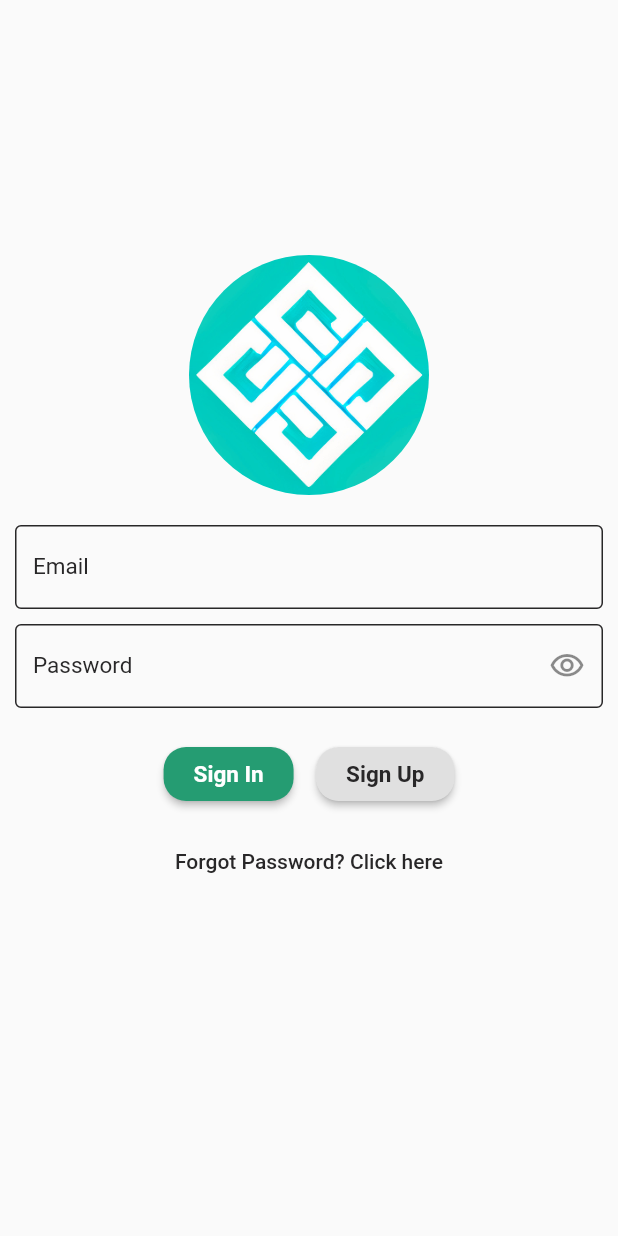
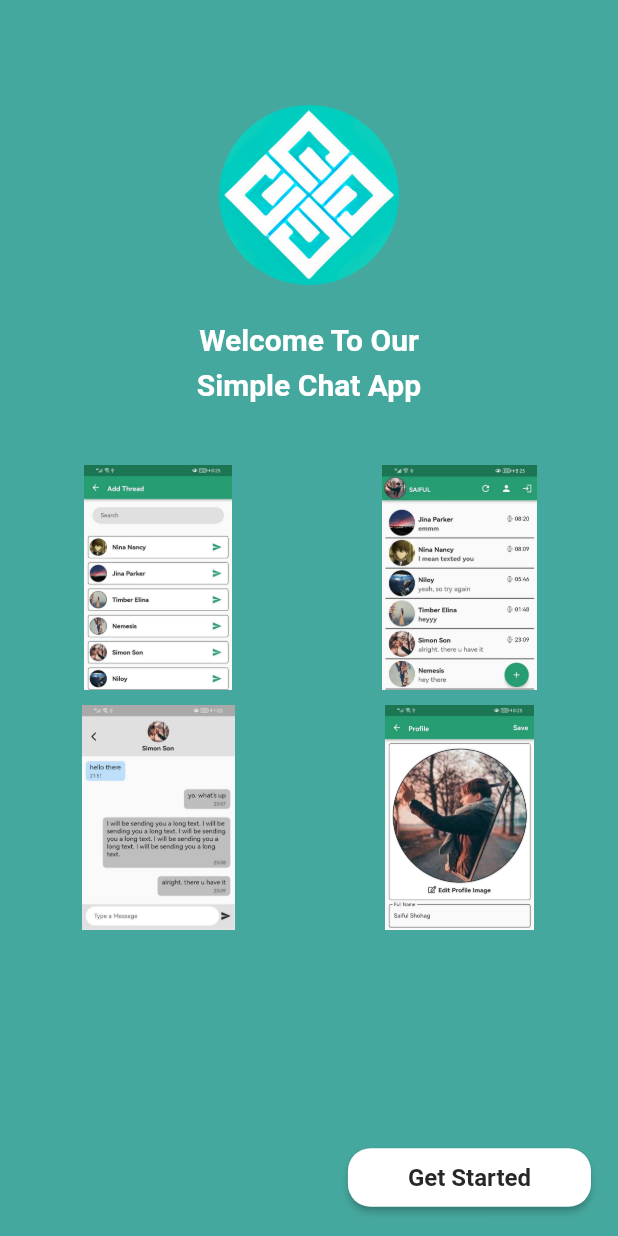
Before and after one commit to SaifulShohag/Simple-Chat-App, a Flutter app: the screen it shows after launch, on a phone screen of 412 x 824 dp. Run offline on Flutter 3.47's test engine with Material 2 defaults, Android fonts, the light colour scheme and no system bars; our stand-ins replace cloud_firestore, firebase_auth, firebase_core, firebase_storage, font_awesome_flutter, image_cropper and 3 more; accounts and stored records are empty.

Commit message:
created a simple onBoard screen without additional text of terms conditions or user preferences

```diff
--- a/lib/main.dart
+++ b/lib/main.dart
@@ -1,6 +1,8 @@
 import 'package:artist_recruit/listeners/fileNotifier.dart';
 import 'package:artist_recruit/listeners/threadNotifier.dart';
 import 'package:artist_recruit/listeners/userListNotifier.dart';
+import 'package:artist_recruit/screens/onBoardScreen.dart';
+import 'package:artist_recruit/services/localDB-service.dart';
 import 'package:flutter/material.dart';
 import 'package:artist_recruit/utils/constants.dart';
 import 'package:firebase_auth/firebase_auth.dart';
@@ -9,9 +11,11 @@ import 'package:artist_recruit/screens/home-page.dart';
 import 'package:artist_recruit/screens/auth/signIn-page.dart';
 import 'package:provider/provider.dart';
 
+final localDB = LocalDBService();
 void main() async {
   WidgetsFlutterBinding.ensureInitialized();
   await Firebase.initializeApp();
+  await localDB.initService();
   runApp(
     MultiProvider(
       providers: [
@@ -62,7 +66,11 @@ class AuthenticationWrapper extends StatelessWidget {
         if(snapshot.hasData && snapshot.data != null) {
           return HomePage();
         }
-        return SignInPage();
+        return Visibility(
+          visible: localDB.isFirstLaunch() != null,
+          child: SignInPage(),
+          replacement: OnBoardScreen(),
+        );
       },
     );
   }
--- a/lib/screens/chat/message-threads-screen.dart
+++ b/lib/screens/chat/message-threads-screen.dart
@@ -35,12 +35,12 @@ class _MessageThreadsScreenState extends State<MessageThreadsScreen> {
         child: Column(
           children: [
             if(context.watch<ThreadNotifier>().threadList.isEmpty) Center(
-                child: Text(
-                  "You haven't added any user yet. Please click on the \"+\" button to start chatting.",
-                  textAlign: TextAlign.center,
-                ),
+              child: Text(
+                "You haven't added any user yet. Please click on the \"+\" button to start chatting.",
+                textAlign: TextAlign.center,
               ),
-            for(var thread in context.watch<ThreadNotifier>().threadList) GestureDetector(
+            ),
+            for(var thread in context.watch<ThreadNotifier>().threadList ?? []) GestureDetector(
               onTap: () {
                 dataStoreService.messageBeingSeen(context, user, thread);
                 Navigator.push(context, MaterialPageRoute(builder: (BuildContext context) =>
--- /dev/null
+++ b/lib/screens/onBoardScreen.dart
@@ -0,0 +1,101 @@
+import 'package:artist_recruit/Widgets/app-button.dart';
+import 'package:artist_recruit/main.dart';
+import 'package:artist_recruit/services/localDB-service.dart';
+import 'package:artist_recruit/utils/constants.dart';
+import 'package:flutter/material.dart';
+
+class OnBoardScreen extends StatelessWidget {
+  final localDB = LocalDBService();
+
+  @override
+  Widget build(BuildContext context) {
+    localDB.initService();
+    return Scaffold(
+      backgroundColor: onBoardBGColor,
+      body: WillPopScope(
+        onWillPop: () async => false,
+        child: Padding(
+          padding: EdgeInsets.all(10.0),
+          child: Column(
+            mainAxisAlignment: MainAxisAlignment.center,
+            crossAxisAlignment: CrossAxisAlignment.center,
+            children: [
+              SingleChildScrollView(
+                child: Column(
+                  children: [
+                    SizedBox(height: 60.0, width: double.infinity),
+                    CircleAvatar(
+                      radius: 60.0,
+                      backgroundImage: AssetImage('assets/images/logo.png'),
+                      backgroundColor: Colors.transparent,
+                    ),
+                    SizedBox(height: 20.0,),
+                    Text('Welcome To Our\nSimple Chat App', style: headerText, textAlign: TextAlign.center,),
+                    SizedBox(height: 40.0,),
+                    Row(
+                      children: [
+                        Expanded(
+                          child: Image.asset(
+                            'assets/images/1.jpg',
+                            fit: BoxFit.contain,
+                            height: 150.0,
+                          ),
+                        ),
+                        SizedBox(width: 10.0,),
+                        Expanded(
+                          child: Image.asset(
+                            'assets/images/2.jpg',
+                            fit: BoxFit.contain,
+                            height: 150.0,
+                          ),
+                        ),
+                      ],
+                    ),
+                    SizedBox(height: 10.0,),
+                    Row(
+                      children: [
+                        Expanded(
+                          child: Image.asset(
+                            'assets/images/3.jpg',
+                            fit: BoxFit.contain,
+                            height: 150.0,
+                          ),
+                        ),
+                        SizedBox(width: 10.0,),
+                        Expanded(
+                          child: Image.asset(
+                            'assets/images/4.jpg',
+                            fit: BoxFit.contain,
+                            height: 150.0,
+                          ),
+                        ),
+                      ],
+                    ),
+                  ],
+                ),
+              ),
+              Expanded(
+                child: Container(
+                  margin: const EdgeInsets.symmetric(horizontal: 8.0, vertical: 5.0),
+                  alignment: Alignment.bottomRight,
+                  child: AppButton(
+                    horizontalPadding: 40.0,
+                    verticalPadding: 10.0,
+                    title: "Get Started",
+                    buttonColor: Colors.white,
+                    textStyle: titleText,
+                    onTap: () async {
+                      await localDB.markFirstLaunchOver();
+                      Navigator.pushReplacement(context, MaterialPageRoute(
+                      builder: (context) => AuthenticationWrapper()));
+                    },
+                  ),
+                ),
+              ),
+            ],
+          ),
+        ),
+      ),
+    );
+  }
+}
--- /dev/null
+++ b/lib/services/localDB-service.dart
@@ -0,0 +1,17 @@
+import 'package:shared_preferences/shared_preferences.dart';
+
+class LocalDBService {
+  SharedPreferences prefs;
+
+  initService() async {
+    prefs = await SharedPreferences.getInstance();
+  }
+
+  isFirstLaunch() {
+    return prefs.get('thisIsNotTheFirstLaunch');
+  }
+
+  markFirstLaunchOver() async {
+    await prefs.setBool('thisIsNotTheFirstLaunch', true);
+  }
+}
--- a/lib/utils/constants.dart
+++ b/lib/utils/constants.dart
@@ -3,22 +3,25 @@ import 'package:flutter/material.dart';
 
 const String addImgUrl = 'https://cdn.pixabay.com/photo/2017/11/10/05/24/add-2935429_960_720.png';
 const String noImage = 'https://rentalzone.in/public/frontend/images/no-image-found.png?v=1629805409';
-Color primaryColor = Color(0xff259c72);
-Color buttonColor = Color(0xff1274e0);
-Color secondaryBtnColor = Color(0xffe0e0e0);
-Color whiteButtonColor = Colors.white;
-Color iconBtnColorWhite = Color(0xffffffff);
+const Color primaryColor = Color(0xff259c72);
+const Color onBoardBGColor = Color(0xff45a89e);
+const Color buttonColor = Color(0xff1274e0);
+const Color secondaryBtnColor = Color(0xffe0e0e0);
+const Color whiteButtonColor = Colors.white;
+const Color iconBtnColorWhite = Color(0xffffffff);
 
-Color buttonTextColor = Color(0xffffffff);
-Color secondarButtonTextColor = Color(0xff282728);
+const Color buttonTextColor = Color(0xffffffff);
+const Color secondarButtonTextColor = Color(0xff282728);
 
-Color textInputBorderColor = Color(0xff282728);
-Color blackTextColor = Color(0xff282728);
-Color lightBlackColor = Color(0xff525151);
+const Color textInputBorderColor = Color(0xff282728);
+const Color blackTextColor = Color(0xff282728);
+const Color lightBlackColor = Color(0xff525151);
 
-TextStyle homePageText = TextStyle(
-  color: blackTextColor,
-  fontSize: 20,
+TextStyle headerText = TextStyle(
+  color: Colors.white,
+  fontWeight: FontWeight.bold,
+  fontSize: 20.0,
+  height: 1.5,
 );
 
 TextStyle titleText = TextStyle(
--- a/pubspec.yaml
+++ b/pubspec.yaml
@@ -18,8 +18,9 @@ dependencies:
   permission_handler: ^8.1.6
   image_cropper: ^1.4.1
   image_picker: ^0.8.4
+  provider: ^6.0.3
   font_awesome_flutter: ^9.2.0
-  provider: ^6.0.3
+  shared_preferences: ^2.0.15
 
 dev_dependencies:
   flutter_test:
```
Also changed, not shown: assets/images/1.jpg (added), assets/images/2.jpg (added), assets/images/3.jpg (added), assets/images/4.jpg (added), pubspec.lock.
